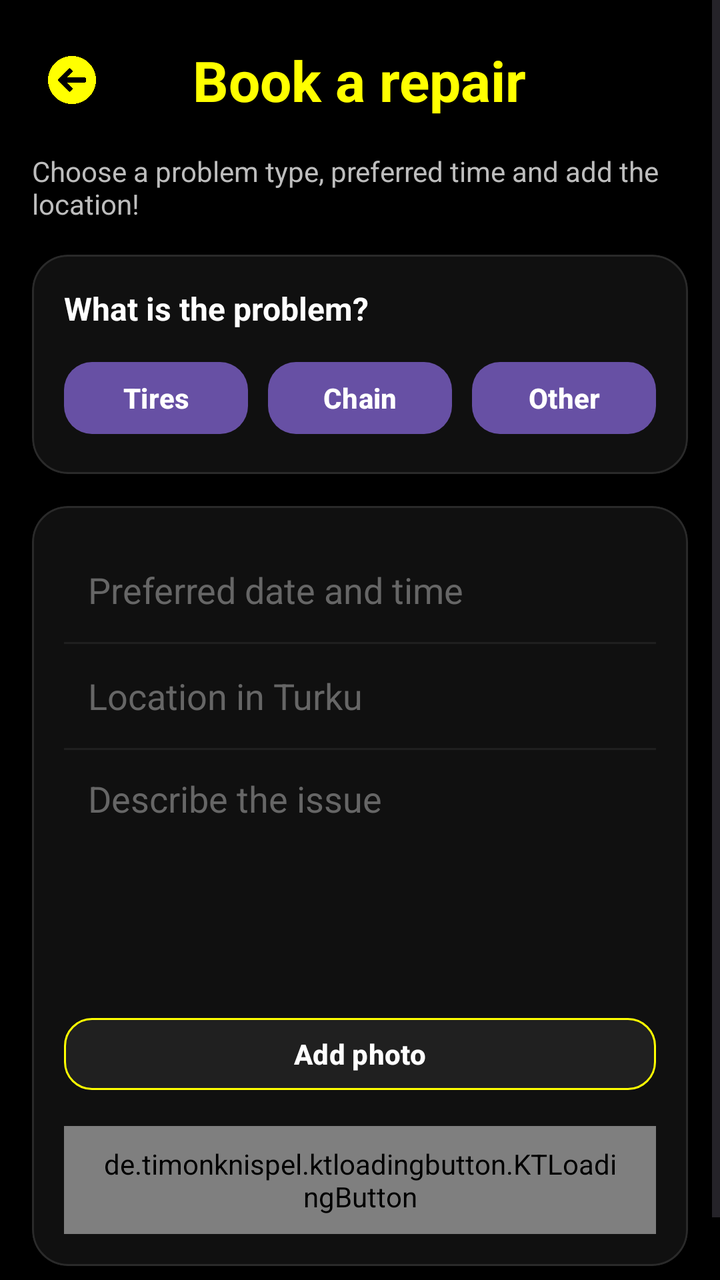
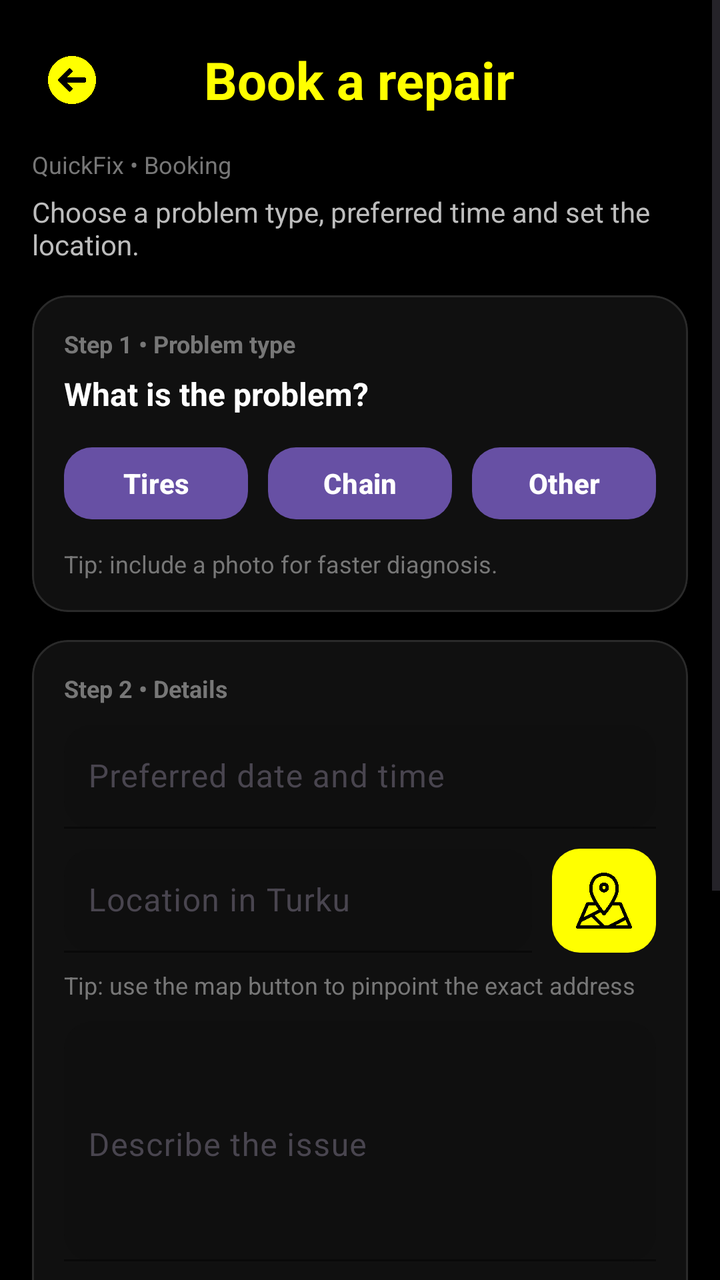

Two renders of the same Android screen: before a commit and after it. Below are the layout's source before the change and the commit's diff.
<!-- AndroidManifest.xml: application theme Theme.MyApplication -->
<!-- res/layout/fragment_booking_form.xml -->
<?xml version="1.0" encoding="utf-8"?>
<ScrollView xmlns:android="http://schemas.android.com/apk/res/android"
    xmlns:app="http://schemas.android.com/apk/res-auto"
    android:layout_width="match_parent"
    android:layout_height="match_parent"
    android:background="#000000"
    android:fillViewport="true">

    <LinearLayout
        android:layout_width="match_parent"
        android:layout_height="wrap_content"
        android:orientation="vertical"
        android:padding="16dp">

        
        <FrameLayout
            android:layout_width="match_parent"
            android:layout_height="48dp"
            android:layout_marginBottom="6dp">

            <ImageButton
                android:id="@+id/btnBackBookingForm"
                android:layout_width="40dp"
                android:layout_height="40dp"
                android:layout_gravity="start|center_vertical"
                android:src="@drawable/back"
                android:contentDescription="Back"
                android:background="@android:color/transparent"
                android:padding="8dp"
                android:scaleType="centerInside"
                app:tint="#FFFF00" />

            <TextView
                android:layout_width="wrap_content"
                android:layout_height="wrap_content"
                android:layout_gravity="center"
                android:text="Book a repair"
                android:textStyle="bold"
                android:textSize="28sp"
                android:textColor="#FFFF00" />

        </FrameLayout>


        <TextView
            android:layout_width="wrap_content"
            android:layout_height="wrap_content"
            android:layout_marginTop="6dp"
            android:text="Choose a problem type, preferred time and add the location!"
            android:textSize="14sp"
            android:textColor="#BDBDBD" />

        
        <com.google.android.material.card.MaterialCardView
            android:layout_width="match_parent"
            android:layout_height="wrap_content"
            android:layout_marginTop="16dp"
            app:cardCornerRadius="18dp"
            app:cardElevation="0dp"
            app:strokeColor="#2A2A2A"
            app:strokeWidth="1dp"
            app:cardBackgroundColor="#101010">

            <LinearLayout
                android:layout_width="match_parent"
                android:layout_height="wrap_content"
                android:orientation="vertical"
                android:padding="16dp">

                <TextView
                    android:layout_width="wrap_content"
                    android:layout_height="wrap_content"
                    android:text="What is the problem?"
                    android:textColor="#FFFFFF"
                    android:textStyle="bold"
                    android:textSize="16sp" />

                <LinearLayout
                    android:layout_width="match_parent"
                    android:layout_height="wrap_content"
                    android:layout_marginTop="12dp"
                    android:orientation="horizontal">

                    <com.google.android.material.button.MaterialButton
                        android:id="@+id/btnTires"
                        android:layout_width="0dp"
                        android:layout_height="44dp"
                        android:layout_weight="1"
                        android:text="Tires"
                        android:textAllCaps="false"
                        android:textStyle="bold"
                        app:cornerRadius="14dp" />

                    <View
                        android:layout_width="10dp"
                        android:layout_height="1dp" />

                    <com.google.android.material.button.MaterialButton
                        android:id="@+id/btnChain"
                        android:layout_width="0dp"
                        android:layout_height="44dp"
                        android:layout_weight="1"
                        android:text="Chain"
                        android:textAllCaps="false"
                        android:textStyle="bold"
                        app:cornerRadius="14dp" />

                    <View
                        android:layout_width="10dp"
                        android:layout_height="1dp" />

                    <com.google.android.material.button.MaterialButton
                        android:id="@+id/btnOther"
                        android:layout_width="0dp"
                        android:layout_height="44dp"
                        android:layout_weight="1"
                        android:text="Other"
                        android:textAllCaps="false"
                        android:textStyle="bold"
                        app:cornerRadius="14dp" />
                </LinearLayout>
            </LinearLayout>

        </com.google.android.material.card.MaterialCardView>

        
        <com.google.android.material.card.MaterialCardView
            android:layout_width="match_parent"
            android:layout_height="wrap_content"
            android:layout_marginTop="16dp"
            app:cardCornerRadius="18dp"
            app:cardElevation="0dp"
            app:strokeColor="#2A2A2A"
            app:strokeWidth="1dp"
            app:cardBackgroundColor="#101010">

            <LinearLayout
                android:layout_width="match_parent"
                android:layout_height="wrap_content"
                android:orientation="vertical"
                android:padding="16dp">

                <EditText
                    android:id="@+id/etDateTime"
                    android:layout_width="match_parent"
                    android:layout_height="52dp"
                    android:hint="Preferred date and time"
                    android:background="@android:color/transparent"
                    android:textColor="#FFFFFF"
                    android:textColorHint="#666666"
                    android:padding="12dp" />

                <View
                    android:layout_width="match_parent"
                    android:layout_height="1dp"
                    android:background="#1F1F1F" />

                <EditText
                    android:id="@+id/etLocation"
                    android:layout_width="match_parent"
                    android:layout_height="52dp"
                    android:hint="Location in Turku"
                    android:background="@android:color/transparent"
                    android:textColor="#FFFFFF"
                    android:textColorHint="#666666"
                    android:padding="12dp" />

                <View
                    android:layout_width="match_parent"
                    android:layout_height="1dp"
                    android:background="#1F1F1F" />

                <EditText
                    android:id="@+id/etDescription"
                    android:layout_width="match_parent"
                    android:layout_height="120dp"
                    android:hint="Describe the issue"
                    android:background="@android:color/transparent"
                    android:gravity="top"
                    android:textColor="#FFFFFF"
                    android:textColorHint="#666666"
                    android:padding="12dp" />

                <com.google.android.material.button.MaterialButton
                    android:id="@+id/btnAddPhoto"
                    android:layout_width="match_parent"
                    android:layout_height="44dp"
                    android:layout_marginTop="10dp"
                    android:text="Add photo"
                    android:textAllCaps="false"
                    android:textStyle="bold"
                    android:textColor="#FFFFFF"
                    app:cornerRadius="14dp"
                    app:backgroundTint="#202020"
                    app:strokeColor="#FFFF00"
                    app:strokeWidth="1dp" />

                <ImageView
                    android:id="@+id/ivPhotoPreview"
                    android:layout_width="match_parent"
                    android:layout_height="180dp"
                    android:layout_marginTop="10dp"
                    android:scaleType="centerCrop"
                    android:visibility="gone" />

                
                <de.timonknispel.ktloadingbutton.KTLoadingButton
                    android:id="@+id/btnConfirm"
                    android:layout_width="match_parent"
                    android:layout_height="54dp"
                    android:layout_marginTop="14dp"
                    android:paddingStart="18dp"
                    android:paddingEnd="18dp"
                    app:buttonName="Submit booking"
                    app:buttonTextSize="14sp"
                    app:allCaps="false"
                    app:buttonColor="@color/quickfix_yellow"
                    app:succeedColor="@color/quickfix_yellow"
                    app:failedColor="@color/quickfix_purple" />



                
                <com.google.android.material.button.MaterialButton
                    android:id="@+id/btnConfirmCompleted"
                    android:layout_width="match_parent"
                    android:layout_height="46dp"
                    android:layout_marginTop="10dp"
                    android:text="Confirm completed"
                    android:textAllCaps="false"
                    android:textStyle="bold"
                    android:textColor="#000000"
                    app:cornerRadius="14dp"
                    app:backgroundTint="#FFFF00"
                    android:visibility="gone" />

            </LinearLayout>


            <LinearLayout
                android:layout_width="match_parent"
                android:layout_height="wrap_content"
                android:orientation="vertical"
                android:padding="16dp">

                <TextView
                    android:id="@+id/tvMyBookingHeader"
                    android:layout_width="wrap_content"
                    android:layout_height="wrap_content"
                    android:text="My booking"
                    android:textColor="#FFFFFF"
                    android:textStyle="bold"
                    android:textSize="16sp"
                    android:visibility="gone" />

                <TextView
                    android:id="@+id/tvStatusTitle"
                    android:layout_width="wrap_content"
                    android:layout_height="wrap_content"
                    android:layout_marginTop="8dp"
                    android:text="Status"
                    android:textColor="#BDBDBD"
                    android:textStyle="bold"
                    android:textSize="13sp"
                    android:visibility="gone" />

                <TextView
                    android:id="@+id/tvStatusDetails"
                    android:layout_width="match_parent"
                    android:layout_height="wrap_content"
                    android:layout_marginTop="8dp"
                    android:textColor="#FFFFFF"
                    android:textSize="13sp"
                    android:visibility="gone" />
            </LinearLayout>

        </com.google.android.material.card.MaterialCardView>

        <View
            android:layout_width="match_parent"
            android:layout_height="24dp" />

    </LinearLayout>
</ScrollView>
<!-- resources referenced by this layout -->
<resources>
  <color name="quickfix_purple">#FF6200EE</color>
  <color name="quickfix_yellow">#FFFF00</color>
  <!-- drawable back: png bitmap (drawable, 16188 bytes) -->
  <style name="Theme.MyApplication" parent="Base.Theme.MyApplication" />
  <style name="Base.Theme.MyApplication" parent="Theme.Material3.DayNight.NoActionBar">
          
          
      </style>
</resources>

<!-- the commit's change to res/layout/fragment_booking_form.xml (unified diff, before → after) -->
@@ -1,6 +1,7 @@
 <?xml version="1.0" encoding="utf-8"?>
 <ScrollView xmlns:android="http://schemas.android.com/apk/res/android"
     xmlns:app="http://schemas.android.com/apk/res-auto"
+    xmlns:tools="http://schemas.android.com/tools"
     android:layout_width="match_parent"
     android:layout_height="match_parent"
     android:background="#000000"
@@ -16,7 +17,7 @@
         <FrameLayout
             android:layout_width="match_parent"
             android:layout_height="48dp"
-            android:layout_marginBottom="6dp">
+            android:layout_marginBottom="10dp">
 
             <ImageButton
                 android:id="@+id/btnBackBookingForm"
@@ -36,17 +37,23 @@
                 android:layout_gravity="center"
                 android:text="Book a repair"
                 android:textStyle="bold"
-                android:textSize="28sp"
+                android:textSize="26sp"
                 android:textColor="#FFFF00" />
-
         </FrameLayout>
 
-
+        
         <TextView
             android:layout_width="wrap_content"
             android:layout_height="wrap_content"
+            android:text="QuickFix • Booking"
+            android:textSize="12sp"
+            android:textColor="#777777" />
+
+        <TextView
+            android:layout_width="match_parent"
+            android:layout_height="wrap_content"
             android:layout_marginTop="6dp"
-            android:text="Choose a problem type, preferred time and add the location!"
+            android:text="Choose a problem type, preferred time and set the location."
             android:textSize="14sp"
             android:textColor="#BDBDBD" />
 
@@ -70,6 +77,15 @@
                 <TextView
                     android:layout_width="wrap_content"
                     android:layout_height="wrap_content"
+                    android:text="Step 1 • Problem type"
+                    android:textColor="#777777"
+                    android:textStyle="bold"
+                    android:textSize="12sp" />
+
+                <TextView
+                    android:layout_width="wrap_content"
+                    android:layout_height="wrap_content"
+                    android:layout_marginTop="6dp"
                     android:text="What is the problem?"
                     android:textColor="#FFFFFF"
                     android:textStyle="bold"
@@ -119,6 +135,14 @@
                         android:textStyle="bold"
                         app:cornerRadius="14dp" />
                 </LinearLayout>
+
+                <TextView
+                    android:layout_width="match_parent"
+                    android:layout_height="wrap_content"
+                    android:layout_marginTop="10dp"
+                    android:text="Tip: include a photo for faster diagnosis."
+                    android:textColor="#777777"
+                    android:textSize="12sp" />
             </LinearLayout>
 
         </com.google.android.material.card.MaterialCardView>
@@ -127,7 +151,7 @@
         <com.google.android.material.card.MaterialCardView
             android:layout_width="match_parent"
             android:layout_height="wrap_content"
-            android:layout_marginTop="16dp"
+            android:layout_marginTop="14dp"
             app:cardCornerRadius="18dp"
             app:cardElevation="0dp"
             app:strokeColor="#2A2A2A"
@@ -140,52 +164,138 @@
                 android:orientation="vertical"
                 android:padding="16dp">
 
-                <EditText
-                    android:id="@+id/etDateTime"
-                    android:layout_width="match_parent"
-                    android:layout_height="52dp"
+                <TextView
+                    android:layout_width="wrap_content"
+                    android:layout_height="wrap_content"
+                    android:text="Step 2 • Details"
+                    android:textColor="#777777"
+                    android:textStyle="bold"
+                    android:textSize="12sp" />
+
+                
+                <com.google.android.material.textfield.TextInputLayout
+                    android:layout_width="match_parent"
+                    android:layout_height="wrap_content"
+                    android:layout_marginTop="10dp"
                     android:hint="Preferred date and time"
-                    android:background="@android:color/transparent"
-                    android:textColor="#FFFFFF"
-                    android:textColorHint="#666666"
-                    android:padding="12dp" />
-
-                <View
-                    android:layout_width="match_parent"
-                    android:layout_height="1dp"
-                    android:background="#1F1F1F" />
-
-                <EditText
-                    android:id="@+id/etLocation"
-                    android:layout_width="match_parent"
-                    android:layout_height="52dp"
-                    android:hint="Location in Turku"
-                    android:background="@android:color/transparent"
-                    android:textColor="#FFFFFF"
-                    android:textColorHint="#666666"
-                    android:padding="12dp" />
-
-                <View
-                    android:layout_width="match_parent"
-                    android:layout_height="1dp"
-                    android:background="#1F1F1F" />
-
-                <EditText
-                    android:id="@+id/etDescription"
-                    android:layout_width="match_parent"
-                    android:layout_height="120dp"
+                    app:boxBackgroundMode="filled"
+                    app:boxBackgroundColor="#0F0F0F"
+                    app:boxCornerRadiusTopStart="14dp"
+                    app:boxCornerRadiusTopEnd="14dp"
+                    app:boxCornerRadiusBottomStart="14dp"
+                    app:boxCornerRadiusBottomEnd="14dp"
+                    app:hintTextColor="#666666"
+                    app:boxStrokeColor="#2A2A2A">
+
+                    <com.google.android.material.textfield.TextInputEditText
+                        android:id="@+id/etDateTime"
+                        android:layout_width="match_parent"
+                        android:layout_height="52dp"
+                        android:textColor="#FFFFFF"
+                        android:textColorHint="#666666"
+                        android:padding="12dp"
+                        android:focusable="false"
+                        android:clickable="true" />
+                </com.google.android.material.textfield.TextInputLayout>
+
+                
+                <androidx.constraintlayout.widget.ConstraintLayout
+                    android:layout_width="match_parent"
+                    android:layout_height="wrap_content"
+                    android:layout_marginTop="10dp">
+
+                    <com.google.android.material.textfield.TextInputLayout
+                        android:id="@+id/tilLocation"
+                        android:layout_width="0dp"
+                        android:layout_height="wrap_content"
+                        android:hint="Location in Turku"
+                        app:boxBackgroundMode="filled"
+                        app:boxBackgroundColor="#0F0F0F"
+                        app:boxCornerRadiusTopStart="14dp"
+                        app:boxCornerRadiusTopEnd="14dp"
+                        app:boxCornerRadiusBottomStart="14dp"
+                        app:boxCornerRadiusBottomEnd="14dp"
+                        app:hintTextColor="#666666"
+                        app:boxStrokeColor="#2A2A2A"
+                        android:layout_marginEnd="10dp"
+                        app:layout_constraintStart_toStartOf="parent"
+                        app:layout_constraintEnd_toStartOf="@+id/mapPickContainer"
+                        app:layout_constraintTop_toTopOf="parent"
+                        app:layout_constraintBottom_toBottomOf="parent">
+
+                        <com.google.android.material.textfield.TextInputEditText
+                            android:id="@+id/etLocation"
+                            android:layout_width="match_parent"
+                            android:layout_height="52dp"
+                            android:textColor="#FFFFFF"
+                            android:textColorHint="#666666"
+                            android:padding="12dp" />
+                    </com.google.android.material.textfield.TextInputLayout>
+
+                    
+                    <FrameLayout
+                        android:id="@+id/mapPickContainer"
+                        android:layout_width="52dp"
+                        android:layout_height="52dp"
+                        android:background="@drawable/bg_qf_yellow_square_14"
+                        app:layout_constraintEnd_toEndOf="parent"
+                        app:layout_constraintTop_toTopOf="@+id/tilLocation"
+                        app:layout_constraintBottom_toBottomOf="@+id/tilLocation">
+
+                        <ImageButton
+                            android:id="@+id/btnPickOnMap"
+                            android:layout_width="match_parent"
+                            android:layout_height="match_parent"
+                            android:background="@android:color/transparent"
+                            android:src="@drawable/ic_map_pin"
+                            android:contentDescription="Pick on map"
+                            android:scaleType="centerInside"
+                            android:padding="12dp"
+                            app:tint="#000000" />
+                    </FrameLayout>
+
+                </androidx.constraintlayout.widget.ConstraintLayout>
+
+                <TextView
+                    android:id="@+id/tvPickedAddressHint"
+                    android:layout_width="match_parent"
+                    android:layout_height="wrap_content"
+                    android:layout_marginTop="8dp"
+                    android:text="Tip: use the map button to pinpoint the exact address"
+                    android:textColor="#777777"
+                    android:textSize="12sp" />
+
+                
+                <com.google.android.material.textfield.TextInputLayout
+                    android:layout_width="match_parent"
+                    android:layout_height="wrap_content"
+                    android:layout_marginTop="10dp"
                     android:hint="Describe the issue"
-                    android:background="@android:color/transparent"
-                    android:gravity="top"
-                    android:textColor="#FFFFFF"
-                    android:textColorHint="#666666"
-                    android:padding="12dp" />
-
+                    app:boxBackgroundMode="filled"
+                    app:boxBackgroundColor="#0F0F0F"
+                    app:boxCornerRadiusTopStart="14dp"
+                    app:boxCornerRadiusTopEnd="14dp"
+                    app:boxCornerRadiusBottomStart="14dp"
+                    app:boxCornerRadiusBottomEnd="14dp"
+                    app:hintTextColor="#666666"
+                    app:boxStrokeColor="#2A2A2A">
+
+                    <com.google.android.material.textfield.TextInputEditText
+                        android:id="@+id/etDescription"
+                        android:layout_width="match_parent"
+                        android:layout_height="120dp"
+                        android:gravity="top"
+                        android:textColor="#FFFFFF"
+                        android:textColorHint="#666666"
+                        android:padding="12dp" />
+                </com.google.android.material.textfield.TextInputLayout>
+
+                
                 <com.google.android.material.button.MaterialButton
                     android:id="@+id/btnAddPhoto"
                     android:layout_width="match_parent"
                     android:layout_height="44dp"
-                    android:layout_marginTop="10dp"
+                    android:layout_marginTop="12dp"
                     android:text="Add photo"
                     android:textAllCaps="false"
                     android:textStyle="bold"
@@ -195,30 +305,39 @@
                     app:strokeColor="#FFFF00"
                     app:strokeWidth="1dp" />
 
-                <ImageView
-                    android:id="@+id/ivPhotoPreview"
-                    android:layout_width="match_parent"
-                    android:layout_height="180dp"
+                
+                <com.google.android.material.card.MaterialCardView
+                    android:layout_width="match_parent"
+                    android:layout_height="wrap_content"
                     android:layout_marginTop="10dp"
-                    android:scaleType="centerCrop"
-                    android:visibility="gone" />
+                    app:cardCornerRadius="14dp"
+                    app:cardElevation="0dp"
+                    app:strokeColor="#1F1F1F"
+                    app:strokeWidth="1dp"
+                    app:cardBackgroundColor="#0F0F0F">
+
+                    <ImageView
+                        android:id="@+id/ivPhotoPreview"
+                        android:layout_width="match_parent"
+                        android:layout_height="180dp"
+                        android:scaleType="centerCrop"
+                        android:visibility="gone" />
+                </com.google.android.material.card.MaterialCardView>
 
                 
                 <de.timonknispel.ktloadingbutton.KTLoadingButton
                     android:id="@+id/btnConfirm"
                     android:layout_width="match_parent"
-                    android:layout_height="54dp"
+                    android:layout_height="38dp"
                     android:layout_marginTop="14dp"
-                    android:paddingStart="18dp"
-                    android:paddingEnd="18dp"
-                    app:buttonName="Submit booking"
+                    android:paddingStart="16dp"
+                    android:paddingEnd="16dp"
+                    app:buttonName="Submit"
                     app:buttonTextSize="14sp"
                     app:allCaps="false"
-                    app:buttonColor="@color/quickfix_yellow"
-                    app:succeedColor="@color/quickfix_yellow"
+                    app:buttonColor="#FFFF00"
+                    app:succeedColor="#FFFF00"
                     app:failedColor="@color/quickfix_purple" />
-
-
 
                 
                 <com.google.android.material.button.MaterialButton
@@ -236,7 +355,7 @@
 
             </LinearLayout>
 
-
+            
             <LinearLayout
                 android:layout_width="match_parent"
                 android:layout_height="wrap_content"
@@ -276,9 +395,44 @@
 
         </com.google.android.material.card.MaterialCardView>
 
+        
+        <com.google.android.material.card.MaterialCardView
+            android:layout_width="match_parent"
+            android:layout_height="wrap_content"
+            android:layout_marginTop="14dp"
+            app:cardCornerRadius="18dp"
+            app:cardElevation="0dp"
+            app:strokeColor="#1F1F1F"
+            app:strokeWidth="1dp"
+            app:cardBackgroundColor="#0B0B0B">
+
+            <LinearLayout
+                android:layout_width="match_parent"
+                android:layout_height="wrap_content"
+                android:orientation="vertical"
+                android:padding="14dp">
+
+                <TextView
+                    android:layout_width="wrap_content"
+                    android:layout_height="wrap_content"
+                    android:text="Tips for faster repair"
+                    android:textColor="#FFFFFF"
+                    android:textStyle="bold"
+                    android:textSize="14sp" />
+
+                <TextView
+                    android:layout_width="match_parent"
+                    android:layout_height="wrap_content"
+                    android:layout_marginTop="8dp"
+                    android:text="• Add a photo\n• Pinpoint the exact spot on the map\n• Mention symptoms (noise, wobble, flat, skipping)"
+                    android:textColor="#BDBDBD"
+                    android:textSize="13sp" />
+            </LinearLayout>
+        </com.google.android.material.card.MaterialCardView>
+
         <View
             android:layout_width="match_parent"
-            android:layout_height="24dp" />
+            android:layout_height="22dp" />
 
     </LinearLayout>
 </ScrollView>
<!-- resource entries referenced after the edit -->
@@ -1,12 +1,22 @@
 <!-- resources referenced by this layout -->
 <resources>
   <color name="quickfix_purple">#FF6200EE</color>
-  <color name="quickfix_yellow">#FFFF00</color>
   <!-- drawable back: png bitmap (drawable, 16188 bytes) -->
+  <!-- drawable bg_qf_yellow_square_14 (drawable) -->
+  <?xml version="1.0" encoding="utf-8"?>
+  <shape xmlns:android="http://schemas.android.com/apk/res/android">
+      <solid android:color="#FFFF00" />
+      <corners android:radius="14dp" />
+  </shape>
+  <!-- drawable ic_map_pin: png bitmap (drawable, 16100 bytes) -->
   <style name="Theme.MyApplication" parent="Base.Theme.MyApplication" />
   <style name="Base.Theme.MyApplication" parent="Theme.Material3.DayNight.NoActionBar">
-          
-          
+          <item name="android:statusBarColor">#000000</item>
+          <item name="android:navigationBarColor">#101010</item>
+  
+          <item name="android:windowLightStatusBar">false</item>
+  
+          <item name="android:windowLightNavigationBar" tools:targetApi="27">false</item>
       </style>
 </resources>
 
